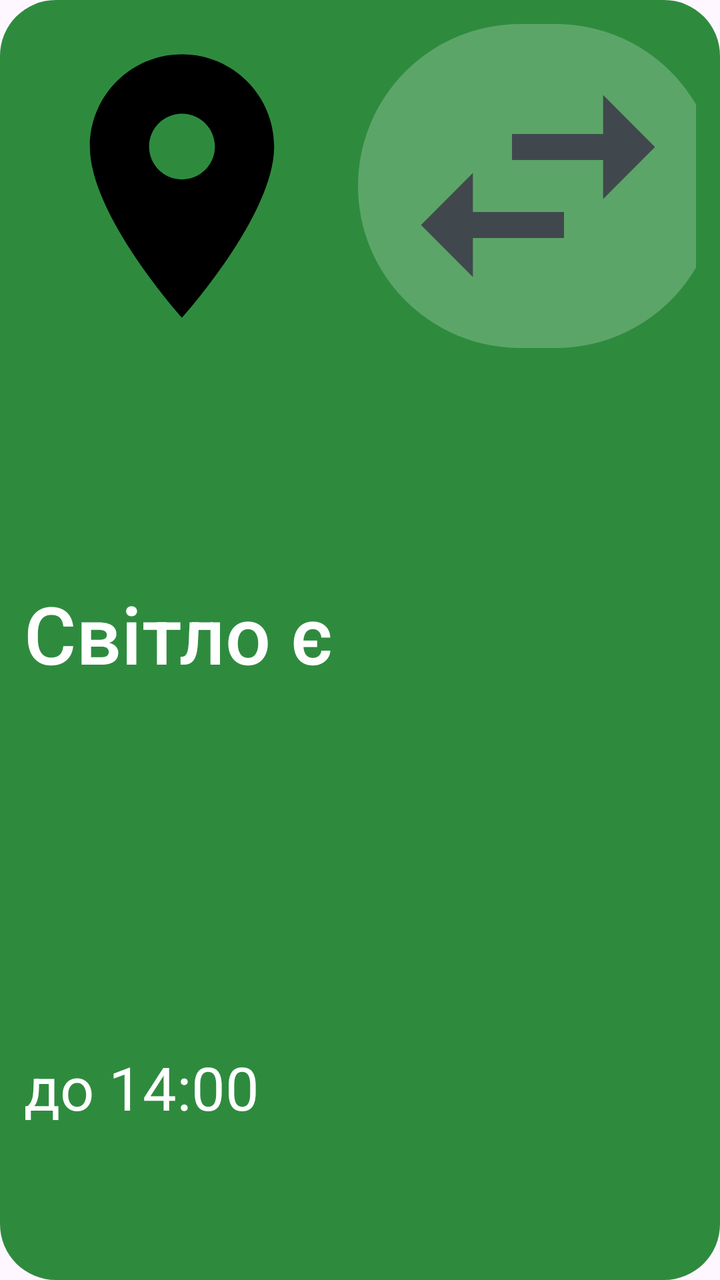
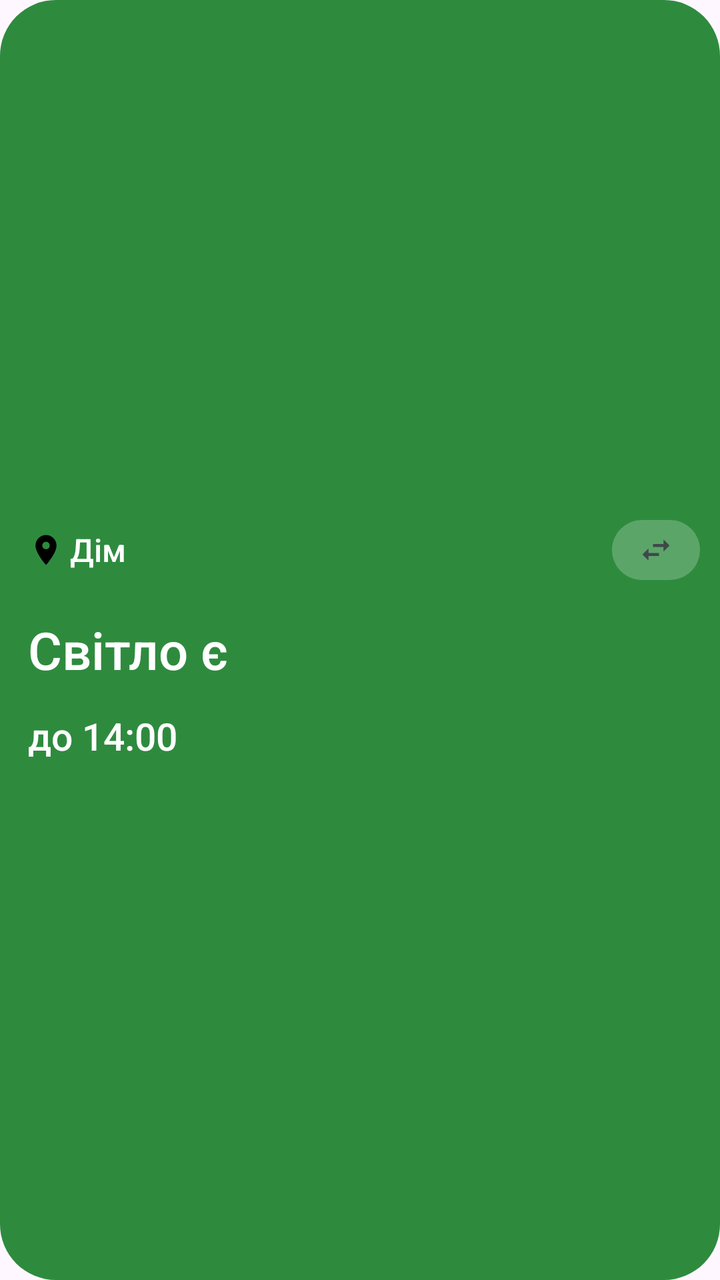

Screens rendered from an Android XML layout before and after an edit, with the pre-edit source and the edit as a unified diff.
<!-- AndroidManifest.xml: application theme AppTheme -->
<!-- res/layout/widget_small.xml -->
<?xml version="1.0" encoding="utf-8"?>
<LinearLayout xmlns:android="http://schemas.android.com/apk/res/android"
    android:id="@+id/w_root"
    android:layout_width="match_parent"
    android:layout_height="match_parent"
    android:background="@drawable/wbg_on"
    android:orientation="vertical"
    android:padding="12dp">

    <LinearLayout
        android:id="@+id/w_header"
        android:layout_width="match_parent"
        android:layout_height="0dp"
        android:layout_weight="2.5"
        android:gravity="center_vertical"
        android:orientation="horizontal">

        <ImageView
            android:id="@+id/w_pin"
            android:layout_width="wrap_content"
            android:layout_height="match_parent"
            android:adjustViewBounds="true"
            android:contentDescription="@null"
            android:paddingTop="2dp"
            android:paddingBottom="2dp"
            android:src="@drawable/ic_place" />

        <TextView
            android:id="@+id/w_address"
            android:layout_width="0dp"
            android:layout_height="match_parent"
            android:layout_marginStart="3dp"
            android:layout_weight="1"
            android:autoSizeMaxTextSize="22dp"
            android:autoSizeMinTextSize="9dp"
            android:autoSizeStepGranularity="1dp"
            android:autoSizeTextType="uniform"
            android:fontFamily="sans-serif-medium"
            android:gravity="center_vertical"
            android:maxLines="1"
            android:text="Дім"
            android:textColor="#FFFFFFFF" />

        <ImageView
            android:id="@+id/w_switch"
            android:layout_width="wrap_content"
            android:layout_height="match_parent"
            android:layout_marginStart="6dp"
            android:adjustViewBounds="true"
            android:background="@drawable/switch_pill_light"
            android:contentDescription="Інша адреса"
            android:paddingStart="12dp"
            android:paddingTop="3dp"
            android:paddingEnd="12dp"
            android:paddingBottom="3dp"
            android:src="@drawable/ic_swap" />
    </LinearLayout>

    <TextView
        android:id="@+id/w_status"
        android:layout_width="match_parent"
        android:layout_height="0dp"
        android:layout_weight="4.4"
        android:autoSizeMaxTextSize="40dp"
        android:autoSizeMinTextSize="11dp"
        android:autoSizeStepGranularity="1dp"
        android:autoSizeTextType="uniform"
        android:fontFamily="sans-serif-medium"
        android:gravity="center_vertical|start"
        android:maxLines="2"
        android:text="Світло є"
        android:textColor="#FFFFFFFF" />

    <TextView
        android:id="@+id/w_detail"
        android:layout_width="match_parent"
        android:layout_height="0dp"
        android:layout_weight="2.6"
        android:autoSizeMaxTextSize="30dp"
        android:autoSizeMinTextSize="10dp"
        android:autoSizeStepGranularity="1dp"
        android:autoSizeTextType="uniform"
        android:gravity="center_vertical|start"
        android:maxLines="1"
        android:text="до 14:00"
        android:textColor="#FFFFFFFF" />
</LinearLayout>
<!-- resources referenced by this layout -->
<resources>
  <!-- drawable ic_place (drawable) -->
  <?xml version="1.0" encoding="utf-8"?>
  <vector xmlns:android="http://schemas.android.com/apk/res/android"
      android:width="24dp"
      android:height="24dp"
      android:viewportWidth="24"
      android:viewportHeight="24">
      <path android:fillColor="#FF000000" android:pathData="M12,2C8.13,2 5,5.13 5,9c0,5.25 7,13 7,13s7,-7.75 7,-13c0,-3.87 -3.13,-7 -7,-7zM12,11.5c-1.38,0 -2.5,-1.12 -2.5,-2.5s1.12,-2.5 2.5,-2.5 2.5,1.12 2.5,2.5 -1.12,2.5 -2.5,2.5z" />
  </vector>
  <!-- drawable ic_swap (drawable) -->
  <?xml version="1.0" encoding="utf-8"?>
  <vector xmlns:android="http://schemas.android.com/apk/res/android"
      android:width="24dp"
      android:height="24dp"
      android:viewportWidth="24"
      android:viewportHeight="24">
      <path android:fillColor="@color/widget_sub" android:pathData="M6.99,11L3,15l3.99,4v-3H14v-2H6.99v-3zM21,9l-3.99,-4v3H10v2h7.01v3L21,9z" />
  </vector>
  <!-- drawable switch_pill_light (drawable) -->
  <?xml version="1.0" encoding="utf-8"?>
  <shape xmlns:android="http://schemas.android.com/apk/res/android" android:shape="rectangle">
      <solid android:color="#38FFFFFF" />
      <corners android:radius="100dp" />
  </shape>
  <!-- drawable wbg_on (drawable) -->
  <?xml version="1.0" encoding="utf-8"?>
  <shape xmlns:android="http://schemas.android.com/apk/res/android" android:shape="rectangle">
      <solid android:color="@color/st_on_container" />
      <corners android:radius="26dp" />
  </shape>
  <style name="AppTheme" parent="Theme.Material3.DayNight.NoActionBar">
          <item name="android:statusBarColor">?attr/colorSurface</item>
          <item name="android:windowLightStatusBar">@bool/light_bars</item>
      </style>
  <color name="widget_sub">#44474F</color>
  <color name="st_on_container">#2E8B3E</color>
</resources>

<!-- the commit's change to res/layout/widget_small.xml (unified diff, before → after) -->
@@ -4,65 +4,59 @@
     android:layout_width="match_parent"
     android:layout_height="match_parent"
     android:background="@drawable/wbg_on"
+    android:gravity="center_vertical"
     android:orientation="vertical"
-    android:padding="12dp">
+    android:paddingStart="14dp"
+    android:paddingTop="10dp"
+    android:paddingEnd="10dp"
+    android:paddingBottom="10dp">
 
+    
     <LinearLayout
         android:id="@+id/w_header"
         android:layout_width="match_parent"
-        android:layout_height="0dp"
-        android:layout_weight="2.5"
+        android:layout_height="32dp"
         android:gravity="center_vertical"
         android:orientation="horizontal">
 
         <ImageView
             android:id="@+id/w_pin"
-            android:layout_width="wrap_content"
-            android:layout_height="match_parent"
-            android:adjustViewBounds="true"
+            android:layout_width="18dp"
+            android:layout_height="18dp"
             android:contentDescription="@null"
-            android:paddingTop="2dp"
-            android:paddingBottom="2dp"
             android:src="@drawable/ic_place" />
 
         <TextView
             android:id="@+id/w_address"
             android:layout_width="0dp"
-            android:layout_height="match_parent"
+            android:layout_height="wrap_content"
             android:layout_marginStart="3dp"
             android:layout_weight="1"
-            android:autoSizeMaxTextSize="22dp"
-            android:autoSizeMinTextSize="9dp"
-            android:autoSizeStepGranularity="1dp"
-            android:autoSizeTextType="uniform"
+            android:ellipsize="end"
             android:fontFamily="sans-serif-medium"
-            android:gravity="center_vertical"
             android:maxLines="1"
             android:text="Дім"
-            android:textColor="#FFFFFFFF" />
+            android:textColor="#FFFFFFFF"
+            android:textSize="16dp" />
 
         <ImageView
             android:id="@+id/w_switch"
-            android:layout_width="wrap_content"
-            android:layout_height="match_parent"
-            android:layout_marginStart="6dp"
-            android:adjustViewBounds="true"
+            android:layout_width="44dp"
+            android:layout_height="30dp"
             android:background="@drawable/switch_pill_light"
             android:contentDescription="Інша адреса"
-            android:paddingStart="12dp"
-            android:paddingTop="3dp"
-            android:paddingEnd="12dp"
-            android:paddingBottom="3dp"
+            android:padding="6dp"
+            android:scaleType="fitCenter"
             android:src="@drawable/ic_swap" />
     </LinearLayout>
 
     <TextView
         android:id="@+id/w_status"
         android:layout_width="match_parent"
-        android:layout_height="0dp"
-        android:layout_weight="4.4"
-        android:autoSizeMaxTextSize="40dp"
-        android:autoSizeMinTextSize="11dp"
+        android:layout_height="60dp"
+        android:layout_marginTop="4dp"
+        android:autoSizeMaxTextSize="26dp"
+        android:autoSizeMinTextSize="18dp"
         android:autoSizeStepGranularity="1dp"
         android:autoSizeTextType="uniform"
         android:fontFamily="sans-serif-medium"
@@ -74,12 +68,12 @@
     <TextView
         android:id="@+id/w_detail"
         android:layout_width="match_parent"
-        android:layout_height="0dp"
-        android:layout_weight="2.6"
-        android:autoSizeMaxTextSize="30dp"
-        android:autoSizeMinTextSize="10dp"
+        android:layout_height="26dp"
+        android:autoSizeMaxTextSize="19dp"
+        android:autoSizeMinTextSize="14dp"
         android:autoSizeStepGranularity="1dp"
         android:autoSizeTextType="uniform"
+        android:fontFamily="sans-serif-medium"
         android:gravity="center_vertical|start"
         android:maxLines="1"
         android:text="до 14:00"
